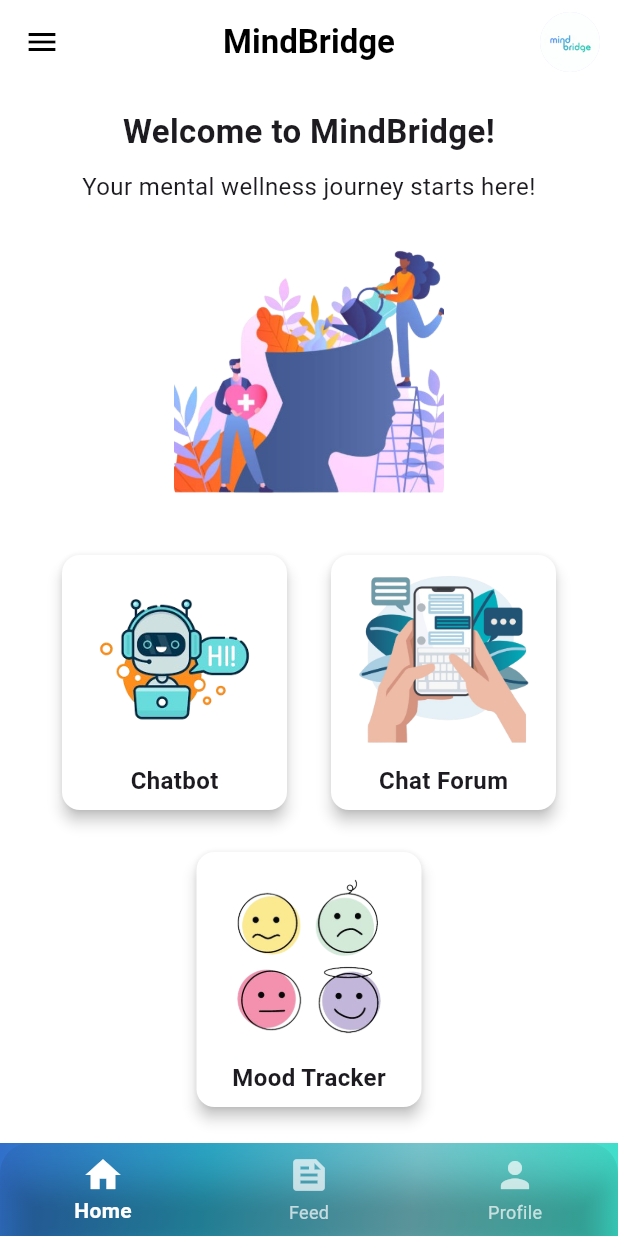
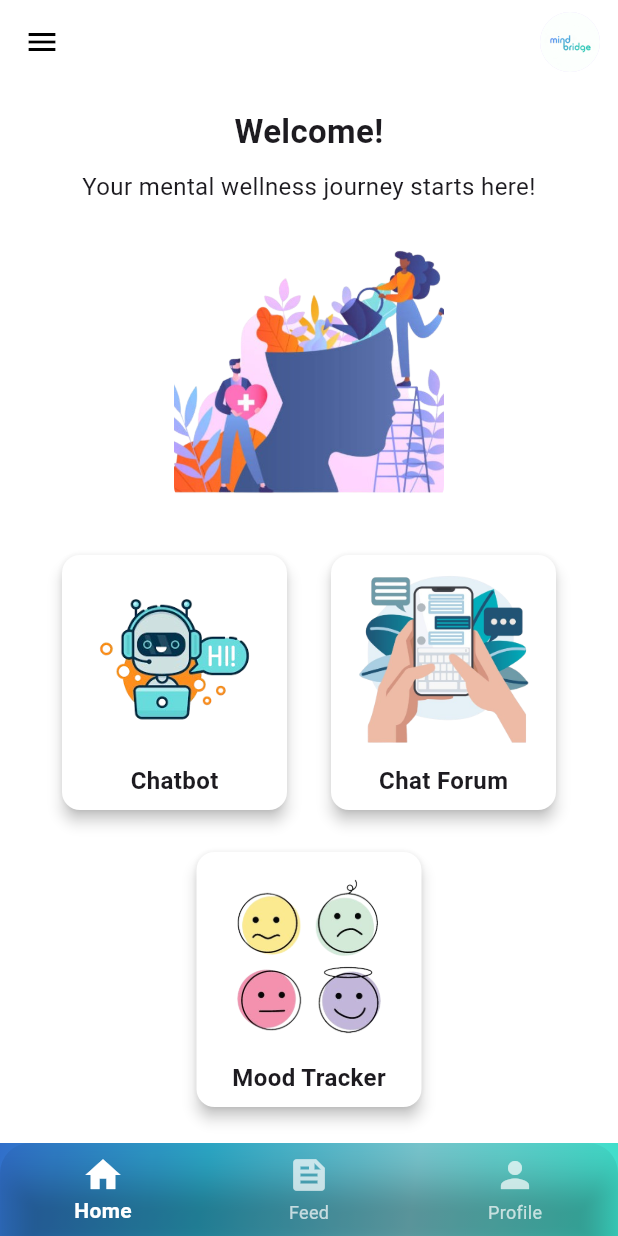
Before and after one commit to Ranumi123/SDGP, a Flutter app: the screen it shows after launch, on a phone screen of 412 x 824 dp. Run offline on Flutter 3.47's test engine with Material 3 defaults, Android fonts, the phone set to English and light mode, and no system bars.

Commit message:
Update the appbar

```diff
--- a/lib/home_page.dart
+++ b/lib/home_page.dart
@@ -34,11 +34,6 @@ class _HomePageState extends State<HomePage> {
             // Add your menu action here
           },
         ),
-        title: Text(
-          'MindBridge',
-          style: TextStyle(color: Colors.black, fontWeight: FontWeight.bold),
-        ),
-        centerTitle: true,
         actions: [
           Padding(
             padding: const EdgeInsets.only(right: 12.0),
@@ -57,7 +52,7 @@ class _HomePageState extends State<HomePage> {
             Column(
               children: [
                 Text(
-                  "Welcome to MindBridge!",
+                  "Welcome!",
                   style: TextStyle(fontSize: 22, fontWeight: FontWeight.bold),
                   textAlign: TextAlign.center,
                 ),
```
